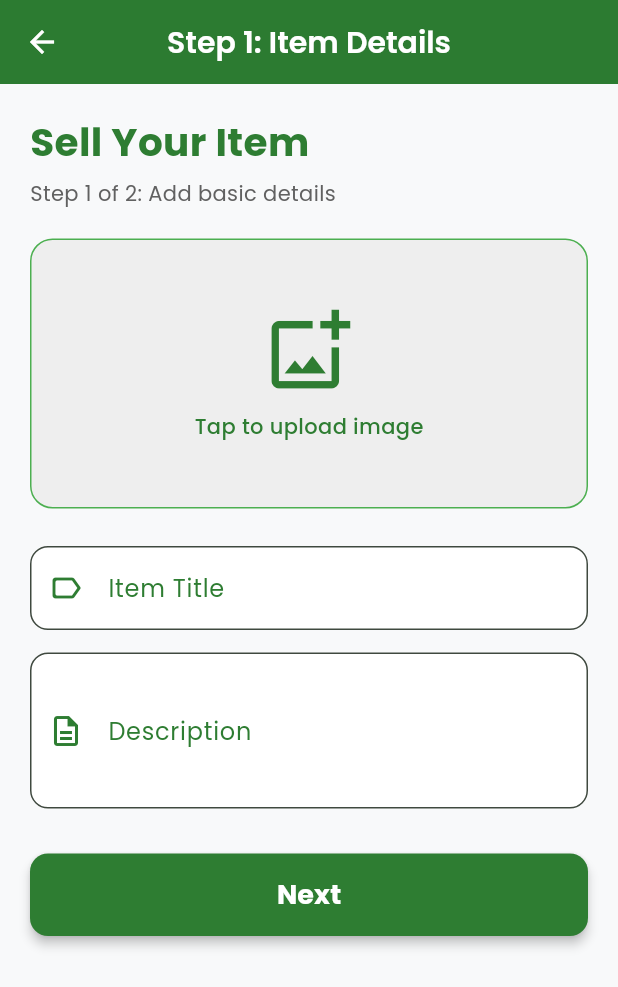
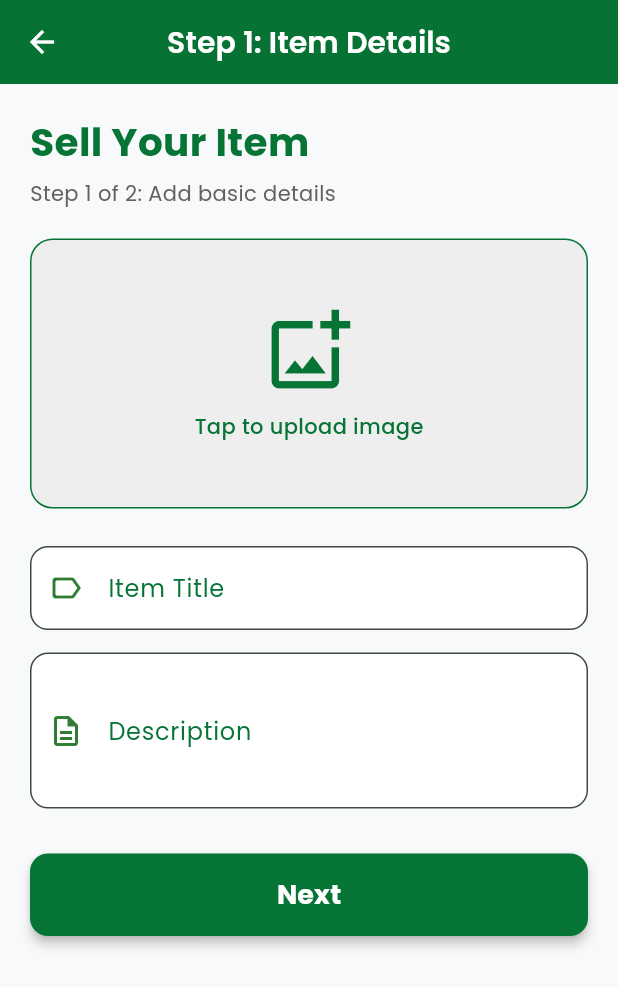
Before and after one commit to Gideonngige/baus-reload, a Flutter app: the CreateListingStep1 screen opened directly, on a phone screen of 412 x 824 dp. Shown: the top 987 px of the screen. Run offline on Flutter 3.47's test engine with Material 3 defaults, Android fonts, the phone set to English and light mode, and no system bars; our stand-ins replace cached_network_image, cloud_firestore, dio, firebase_auth, firebase_core, firebase_messaging and 31 more; missing offline and left inert: crop_your_image, google_api_headers, google_maps_webservice, google_place, linkify; accounts and stored records are empty; network calls fail; statements that could not run were skipped.

Commit message:
changed to app color

```diff
--- a/lib/ui/marketplace/screens/create_listing_step1.dart
+++ b/lib/ui/marketplace/screens/create_listing_step1.dart
@@ -3,6 +3,7 @@ import 'package:flutter/material.dart';
 import 'package:image_picker/image_picker.dart';
 import 'create_listing_step2.dart';
 import 'package:google_fonts/google_fonts.dart';
+import 'package:baustaka/config/palette.dart';
 
 class CreateListingStep1 extends StatefulWidget {
   const CreateListingStep1({super.key});
@@ -43,7 +44,7 @@ class _CreateListingStep1State extends State<CreateListingStep1> {
     return Scaffold(
       backgroundColor: const Color(0xFFF8F9FA),
       appBar: AppBar(
-        backgroundColor: Colors.green[800],
+        backgroundColor: Palette.primary,
         elevation: 1,
         centerTitle: true,
         title: Text(
@@ -66,7 +67,7 @@ class _CreateListingStep1State extends State<CreateListingStep1> {
                 style: GoogleFonts.poppins(
                   fontSize: 26,
                   fontWeight: FontWeight.bold,
-                  color: Colors.green[800],
+                  color: Palette.primary,
                 ),
               ),
               const SizedBox(height: 6),
@@ -86,18 +87,18 @@ class _CreateListingStep1State extends State<CreateListingStep1> {
                         decoration: BoxDecoration(
                           color: Colors.grey[200],
                           borderRadius: BorderRadius.circular(15),
-                          border: Border.all(color: Colors.green),
+                          border: Border.all(color: Palette.primary),
                         ),
                         child: Column(
                           mainAxisAlignment: MainAxisAlignment.center,
                           children: [
                             Icon(Icons.add_photo_alternate_outlined,
-                                size: 60, color: Colors.green[800]),
+                                size: 60, color: Palette.primary),
                             const SizedBox(height: 10),
                             Text(
                               "Tap to upload image",
                               style: GoogleFonts.poppins(
-                                  color: Colors.green[800],
+                                  color: Palette.primary,
                                   fontWeight: FontWeight.w500),
                             ),
                           ],
@@ -158,14 +159,14 @@ class _CreateListingStep1State extends State<CreateListingStep1> {
         fillColor: Colors.white,
         prefixIcon: Icon(icon, color: Colors.green[800]),
         labelText: label,
-        labelStyle: GoogleFonts.poppins(color: Colors.green[800]),
+        labelStyle: GoogleFonts.poppins(color: Palette.primary),
         border: OutlineInputBorder(
           borderRadius: BorderRadius.circular(12),
-          borderSide: BorderSide(color: Colors.green),
+          borderSide: BorderSide(color: Palette.primary),
         ),
         focusedBorder: OutlineInputBorder(
           borderRadius: BorderRadius.circular(12),
-          borderSide: BorderSide(color: Colors.green, width: 1.5),
+          borderSide: BorderSide(color: Palette.primary, width: 1.5),
         ),
       ),
     );
@@ -178,7 +179,7 @@ class _CreateListingStep1State extends State<CreateListingStep1> {
       child: ElevatedButton(
         onPressed: _goToNextStep,
         style: ElevatedButton.styleFrom(
-          backgroundColor: Colors.green[800],
+          backgroundColor: Palette.primary,
           shape:
               RoundedRectangleBorder(borderRadius: BorderRadius.circular(12)),
           elevation: 3,
--- a/lib/ui/marketplace/widgets/message_pop.dart
+++ b/lib/ui/marketplace/widgets/message_pop.dart
@@ -1,4 +1,5 @@
 import 'package:flutter/material.dart';
+import 'package:baustaka/config/palette.dart';
 
 void showBaustakaMessage(BuildContext context, String message) {
   final overlay = Overlay.of(context);
@@ -13,7 +14,7 @@ void showBaustakaMessage(BuildContext context, String message) {
         child: Container(
           padding: const EdgeInsets.symmetric(vertical: 12, horizontal: 16),
           decoration: BoxDecoration(
-            color: Colors.green[800],
+            color: Palette.primaryLight,
             borderRadius: BorderRadius.circular(12),
             boxShadow: [
               BoxShadow(
@@ -26,7 +27,7 @@ void showBaustakaMessage(BuildContext context, String message) {
           child: Text(
             message,
             style: const TextStyle(
-              color: Colors.white,
+              color: Palette.primary,
               fontWeight: FontWeight.bold,
             ),
           ),
```
Also changed, not shown: lib/ui/marketplace/screens/all_listings_screen.dart (+6 -5 lines), lib/ui/marketplace/screens/buyer_orders_screen.dart (+5 -4 lines), lib/ui/marketplace/screens/chat_screen.dart (+5 -4 lines), lib/ui/marketplace/screens/create_listing_step2.dart (+7 -6 lines), lib/ui/marketplace/screens/create_order_screen.dart (+8 -7 lines), lib/ui/marketplace/screens/marketplace_home_screen.dart (+8 -7 lines), lib/ui/marketplace/screens/notifications_screen.dart (+4 -3 lines), lib/ui/marketplace/screens/purchase_summary_screen.dart (+4 -3 lines), lib/ui/marketplace/screens/seller_dashboard_screen.dart (+5 -4 lines), lib/ui/marketplace/screens/success_screen.dart (+7 -6 lines), lib/ui/marketplace/screens/tracking_screen.dart (+5 -4 lines).
